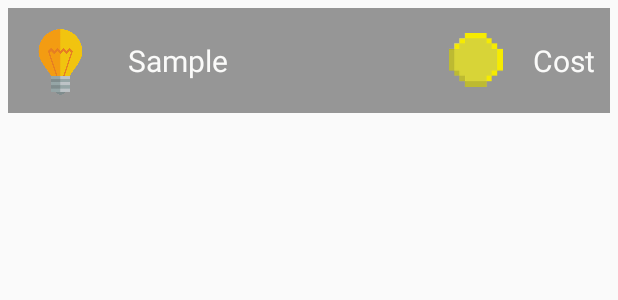
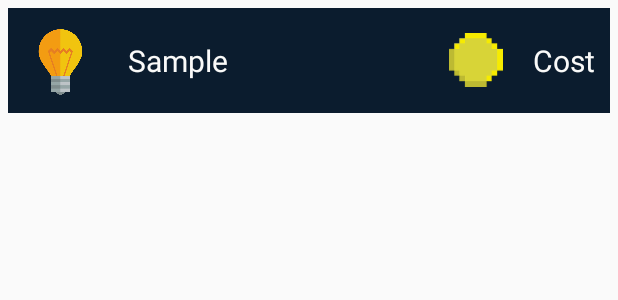
Before and after one commit to Git-Rekt-M8/LightsOutAndroid, an Android app: the layout list_item_powerup.xml on its own in the app's theme, with its tools: preview values and no code run, on a phone screen of 412 x 824 dp. Shown: the top 300 px of the screen. Run offline under Robolectric (Android 15) with nearby library versions, the phone set to English and light mode, and no system bars.

Commit message:
design shop done

```diff
--- a/app/src/main/java/com/koalition/edu/lightsout/DesignListActivity.java
+++ b/app/src/main/java/com/koalition/edu/lightsout/DesignListActivity.java
@@ -25,8 +25,6 @@ public class DesignListActivity extends Activity {
     DatabaseHelper dbHelper;
     TextView designUpHead;
     TextView backButton;
-    TextView designTitle;
-    TextView designCost;
 
     TextView playerBalance;
 
@@ -55,8 +53,6 @@ public class DesignListActivity extends Activity {
 
         final View textEntryView = factory.inflate(R.layout.list_item_powerup, null);
 
-        designTitle = (TextView) textEntryView.findViewById(R.id.powerup_title);
-        designCost = (TextView) textEntryView.findViewById(R.id.powerup_cost);
 
         playerBalance = (TextView) findViewById(R.id.player_balance);
 
@@ -64,8 +60,6 @@ public class DesignListActivity extends Activity {
         playerBalance.setTypeface(pixelFont);
         designUpHead.setTypeface(pixelFont);
         backButton.setTypeface(pixelFont);
-        designTitle.setTypeface(pixelFont);
-        designCost.setTypeface(pixelFont);
 
         // Step 1: create recycler view
         recyclerView = (RecyclerView) findViewById(R.id.recyclerview_design);
--- a/app/src/main/java/com/koalition/edu/lightsout/MainActivity.java
+++ b/app/src/main/java/com/koalition/edu/lightsout/MainActivity.java
@@ -58,8 +58,8 @@ public class MainActivity extends AppCompatActivity {
             dbHelper.deleteAll();
             dbHelper.insertPowerUp(new PowerUp(1, "Freeze Time", 300, 0, "@drawable/freezeshopicon"));
             dbHelper.insertPowerUp(new PowerUp(2, "Brownout", 500, 0, "@drawable/brownshopicon"));
-            dbHelper.insertPowerUp(new PowerUp(3, "Green House", 3000, 1, "none"));
-            dbHelper.insertPowerUp(new PowerUp(4, "Nipa Hut", 5000, 1, "none"));
+            dbHelper.insertPowerUp(new PowerUp(3, "Green House", 3000, 1, "@drawable/greenhouseicon"));
+            dbHelper.insertPowerUp(new PowerUp(4, "Nipa Hut", 5000, 1, "@drawable/nipahuticon"));
 
 
             editor.putInt("HighScore", 0); // STORE INITIAL SCORE OF 0
--- a/app/src/main/res/layout/list_item_powerup.xml
+++ b/app/src/main/res/layout/list_item_powerup.xml
@@ -6,7 +6,14 @@
     android:padding="10dp"
     android:layout_margin="5dp"
     android:id="@+id/container"
-    android:background="@color/black_overlay">
+    android:background="#0b1c2e">
+
+    <LinearLayout
+        android:layout_width="match_parent"
+        android:layout_height="match_parent"
+        android:background="?android:attr/selectableItemBackground"
+        android:clickable="true"
+        android:focusable="true">
 
         <LinearLayout
             android:layout_width="match_parent"
@@ -56,6 +63,8 @@
                 android:gravity="center_vertical" />
         </LinearLayout>
 
+    </LinearLayout>
+
 
 
 
```
Also changed, not shown: app/src/main/res/values-w820dp/tags.xml (added, +7 -0 lines), app/src/main/res/drawable-hdpi/greenhouseicon.png (added), app/src/main/res/drawable-hdpi/nipahuticon.png (added), app/src/main/res/drawable-ldpi/greenhouseicon.png (added), app/src/main/res/drawable-ldpi/nipahuticon.png (added), app/src/main/res/drawable-mdpi/greenhouseicon.png (added), app/src/main/res/drawable-mdpi/nipahuticon.png (added), app/src/main/res/drawable-xhdpi/greenhouseicon.png (added), app/src/main/res/drawable-xhdpi/nipahuticon.png (added), app/src/main/res/drawable-xxhdpi/greenhouseicon.png (added), app/src/main/res/drawable-xxhdpi/nipahuticon.png (added), app/src/main/res/drawable-xxxhdpi/greenhouseicon.png (added), app/src/main/res/drawable-xxxhdpi/nipahuticon.png (added), app/src/main/res/drawable/greenhouseicon.png (added), 1 more files, 7 other files. Lines whose indentation alone changed are shown as unchanged.
